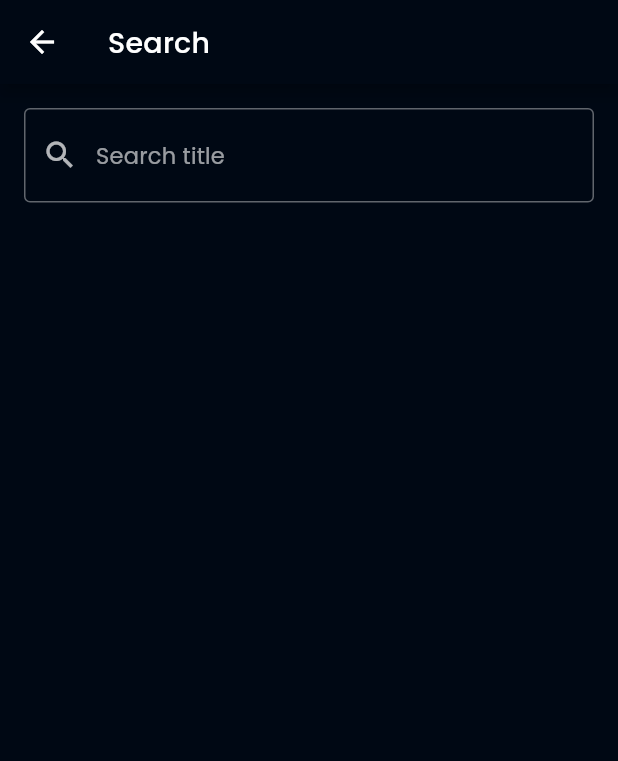
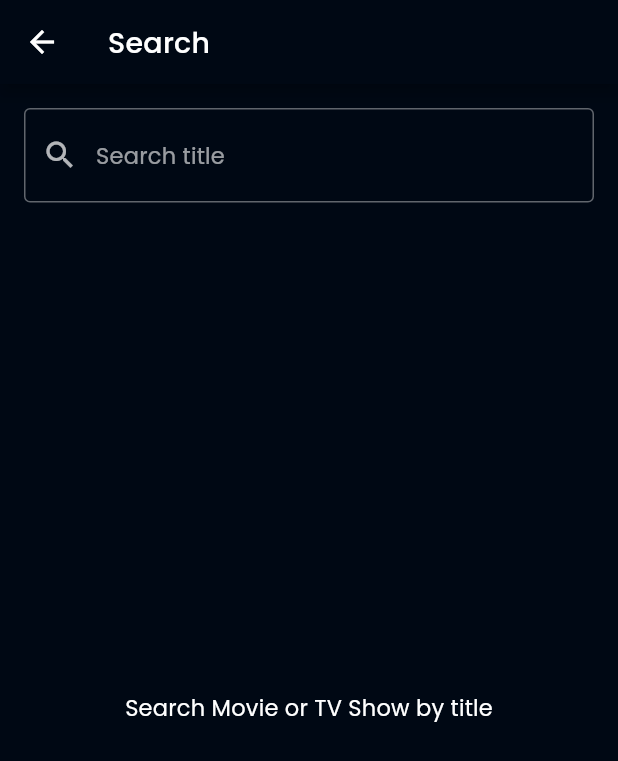
Before and after one commit to agustig/ditonton, a Flutter app: the SearchPage screen opened by its route, on a phone screen of 412 x 824 dp. Shown: the top 761 px of the screen. Run offline on Flutter 3.47's test engine with Material 2 defaults, Android fonts, the phone set to English and light mode, and no system bars; our stand-ins replace cached_network_image, dartz, equatable, firebase_core, firebase_crashlytics, flutter_bloc and 5 more; accounts and stored records are empty.

Commit message:
add search empty message

```diff
--- a/lib/main.dart
+++ b/lib/main.dart
@@ -98,7 +98,10 @@ class MyApp extends StatelessWidget {
                 settings: settings,
               );
             case searchRoute:
-              return CupertinoPageRoute(builder: (_) => SearchPage());
+              return CupertinoPageRoute(builder: (context) {
+                context.read<SearchBloc>().add(SearchStart());
+                return SearchPage();
+              });
             case watchlistRoute:
               return MaterialPageRoute(builder: (context) {
                 context.read<WatchlistCubit>().fetch();
--- a/search/lib/presentation/bloc/search_bloc.dart
+++ b/search/lib/presentation/bloc/search_bloc.dart
@@ -19,7 +19,8 @@ class SearchBloc extends Bloc<SearchEvent, SearchState> {
   })  : _searchMovies = searchMovies,
         _searchTvs = searchTvs,
         super(SearchEmpty()) {
-    on<SearchEvent>(
+    on<SearchStart>(_onSearchStart);
+    on<QueryChange>(
       _onQueryChanged,
       transformer: (events, mapper) => events
           .debounceTime(const Duration(milliseconds: 500))
@@ -27,9 +28,16 @@ class SearchBloc extends Bloc<SearchEvent, SearchState> {
     );
   }
 
-  _onQueryChanged(SearchEvent event, Emitter<SearchState> emit) async {
+  _onSearchStart(SearchStart event, Emitter<SearchState> emit) {
+    emit(SearchEmpty());
+  }
+
+  _onQueryChanged(QueryChange event, Emitter<SearchState> emit) async {
     emit(SearchLoading());
     final query = event.query;
+    if (query.isEmpty) {
+      emit(SearchEmpty());
+    } else {
       try {
         final movieSearch = await _searchMovies.execute(query);
         final tvSearch = await _searchTvs.execute(query);
@@ -53,3 +61,4 @@ class SearchBloc extends Bloc<SearchEvent, SearchState> {
       }
     }
   }
+}
--- a/search/lib/presentation/bloc/search_event.dart
+++ b/search/lib/presentation/bloc/search_event.dart
@@ -1,7 +1,11 @@
 part of 'search_bloc.dart';
 
-class SearchEvent {
+abstract class SearchEvent {}
+
+class QueryChange extends SearchEvent {
   final String query;
 
-  SearchEvent(this.query);
+  QueryChange(this.query);
 }
+
+class SearchStart extends SearchEvent {}
--- a/search/lib/presentation/pages/search_page.dart
+++ b/search/lib/presentation/pages/search_page.dart
@@ -1,3 +1,4 @@
+import 'package:core/core.dart';
 import 'package:flutter/material.dart';
 import 'package:flutter_bloc/flutter_bloc.dart';
 import 'package:search/presentation/bloc/search_bloc.dart';
@@ -19,7 +20,7 @@ class SearchPage extends StatelessWidget {
           children: [
             TextField(
               onChanged: (query) =>
-                  context.read<SearchBloc>().add(SearchEvent(query)),
+                  context.read<SearchBloc>().add(QueryChange(query)),
               decoration: const InputDecoration(
                 hintText: 'Search title',
                 prefixIcon: Icon(Icons.search),
@@ -44,7 +45,14 @@ class SearchPage extends StatelessWidget {
                     child: Text(state.message),
                   );
                 } else {
-                  return const SizedBox();
+                  return Center(
+                    child: SizedBox(
+                      child: Text(
+                        'Search Movie or TV Show by title',
+                        style: kSubtitle,
+                      ),
+                    ),
+                  );
                 }
               }),
             )
--- a/search/lib/search.dart
+++ b/search/lib/search.dart
@@ -5,3 +5,4 @@ export 'domain/usecase/search_tvs.dart';
 export 'presentation/bloc/search_bloc.dart';
 export 'presentation/cubit/search_filter_cubit.dart';
 export 'presentation/pages/search_page.dart';
+export 'presentation/widgets/search_result.dart';
```
Also changed, not shown: 2 other files. Lines whose indentation alone changed are shown as unchanged.
